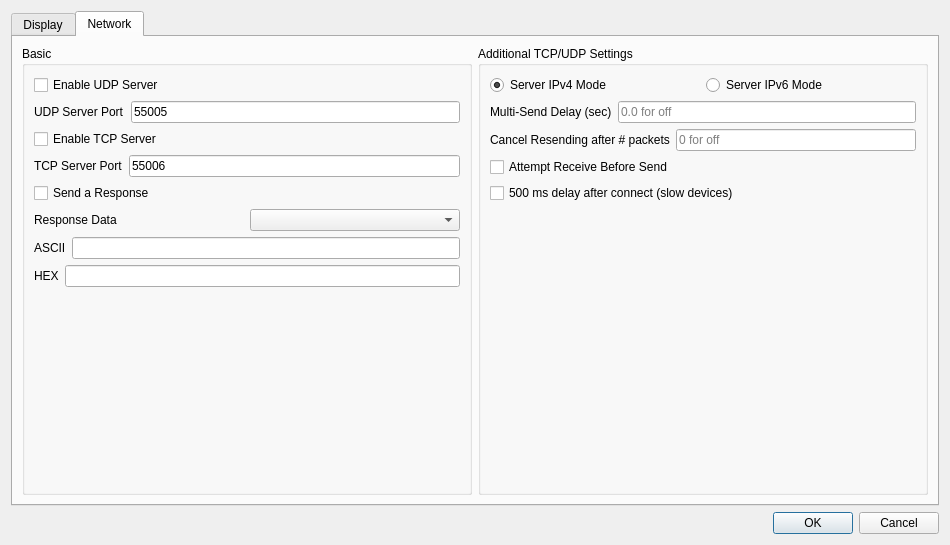
Above: src/settings.ui from dannagle/PacketSender before the change. Below: the same form after it.
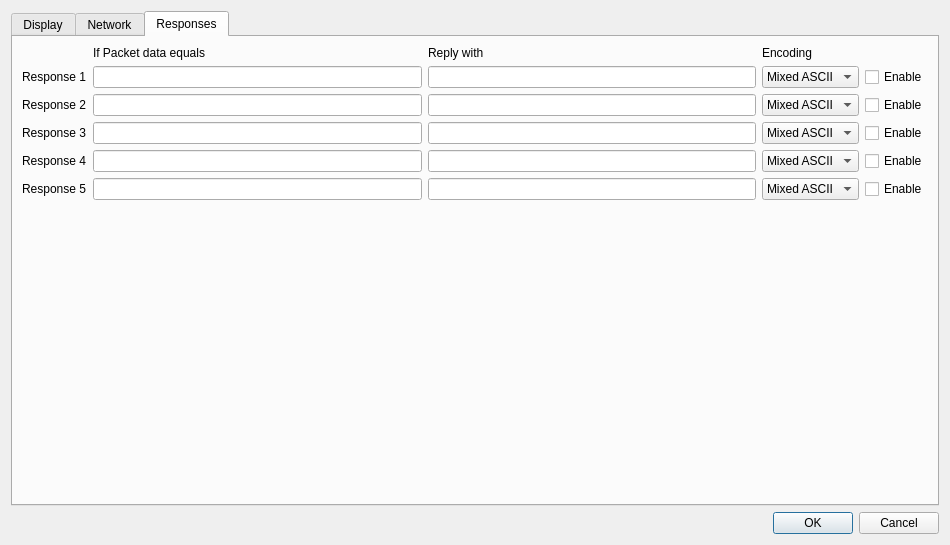
That is the form after the change.

Commit message: got UI for smart replies working

The edit to the form file:
```diff
--- a/src/settings.ui
+++ b/src/settings.ui
@@ -17,7 +17,7 @@
    <item>
     <widget class="QTabWidget" name="settingsTabWidget">
      <property name="currentIndex">
-      <number>1</number>
+      <number>2</number>
      </property>
      <widget class="QWidget" name="tab_3">
       <attribute name="title">
@@ -376,6 +376,242 @@
        </item>
       </layout>
      </widget>
+     <widget class="QWidget" name="tab">
+      <attribute name="title">
+       <string>Responses</string>
+      </attribute>
+      <layout class="QGridLayout" name="gridLayout">
+       <item row="4" column="2">
+        <widget class="QLineEdit" name="responseReplyEdit4"/>
+       </item>
+       <item row="4" column="3">
+        <widget class="QComboBox" name="responseEncodingBox4">
+         <item>
+          <property name="text">
+           <string>Mixed ASCII</string>
+          </property>
+         </item>
+         <item>
+          <property name="text">
+           <string>HEX</string>
+          </property>
+         </item>
+         <item>
+          <property name="text">
+           <string>EBCDIC</string>
+          </property>
+         </item>
+        </widget>
+       </item>
+       <item row="3" column="3">
+        <widget class="QComboBox" name="responseEncodingBox3">
+         <item>
+          <property name="text">
+           <string>Mixed ASCII</string>
+          </property>
+         </item>
+         <item>
+          <property name="text">
+           <string>HEX</string>
+          </property>
+         </item>
+         <item>
+          <property name="text">
+           <string>EBCDIC</string>
+          </property>
+         </item>
+        </widget>
+       </item>
+       <item row="3" column="4">
+        <widget class="QCheckBox" name="responseEnableCheck3">
+         <property name="text">
+          <string>Enable</string>
+         </property>
+        </widget>
+       </item>
+       <item row="4" column="0">
+        <widget class="QLabel" name="label_12">
+         <property name="text">
+          <string>Response 4</string>
+         </property>
+        </widget>
+       </item>
+       <item row="3" column="2">
+        <widget class="QLineEdit" name="responseReplyEdit3"/>
+       </item>
+       <item row="5" column="2">
+        <widget class="QLineEdit" name="responseReplyEdit5"/>
+       </item>
+       <item row="4" column="4">
+        <widget class="QCheckBox" name="responseEnableCheck4">
+         <property name="text">
+          <string>Enable</string>
+         </property>
+        </widget>
+       </item>
+       <item row="5" column="0">
+        <widget class="QLabel" name="label_13">
+         <property name="text">
+          <string>Response 5</string>
+         </property>
+        </widget>
+       </item>
+       <item row="5" column="1">
+        <widget class="QLineEdit" name="responseIfEdit5"/>
+       </item>
+       <item row="1" column="0">
+        <widget class="QLabel" name="label_9">
+         <property name="text">
+          <string>Response 1</string>
+         </property>
+        </widget>
+       </item>
+       <item row="5" column="4">
+        <widget class="QCheckBox" name="responseEnableCheck5">
+         <property name="text">
+          <string>Enable</string>
+         </property>
+        </widget>
+       </item>
+       <item row="1" column="3">
+        <widget class="QComboBox" name="responseEncodingBox1">
+         <item>
+          <property name="text">
+           <string>Mixed ASCII</string>
+          </property>
+         </item>
+         <item>
+          <property name="text">
+           <string>HEX</string>
+          </property>
+         </item>
+         <item>
+          <property name="text">
+           <string>EBCDIC</string>
+          </property>
+         </item>
+        </widget>
+       </item>
+       <item row="1" column="4">
+        <widget class="QCheckBox" name="responseEnableCheck1">
+         <property name="text">
+          <string>Enable</string>
+         </property>
+        </widget>
+       </item>
+       <item row="4" column="1">
+        <widget class="QLineEdit" name="responseIfEdit4"/>
+       </item>
+       <item row="2" column="1">
+        <widget class="QLineEdit" name="responseIfEdit2"/>
+       </item>
+       <item row="2" column="4">
+        <widget class="QCheckBox" name="responseEnableCheck2">
+         <property name="text">
+          <string>Enable</string>
+         </property>
+        </widget>
+       </item>
+       <item row="3" column="0">
+        <widget class="QLabel" name="label_11">
+         <property name="text">
+          <string>Response 3</string>
+         </property>
+        </widget>
+       </item>
+       <item row="3" column="1">
+        <widget class="QLineEdit" name="responseIfEdit3"/>
+       </item>
+       <item row="2" column="2">
+        <widget class="QLineEdit" name="responseReplyEdit2"/>
+       </item>
+       <item row="2" column="3">
+        <widget class="QComboBox" name="responseEncodingBox2">
+         <item>
+          <property name="text">
+           <string>Mixed ASCII</string>
+          </property>
+         </item>
+         <item>
+          <property name="text">
+           <string>HEX</string>
+          </property>
+         </item>
+         <item>
+          <property name="text">
+           <string>EBCDIC</string>
+          </property>
+         </item>
+        </widget>
+       </item>
+       <item row="1" column="1">
+        <widget class="QLineEdit" name="responseIfEdit1"/>
+       </item>
+       <item row="1" column="2">
+        <widget class="QLineEdit" name="responseReplyEdit1"/>
+       </item>
+       <item row="0" column="1">
+        <widget class="QLabel" name="label">
+         <property name="text">
+          <string>If Packet data equals</string>
+         </property>
+        </widget>
+       </item>
+       <item row="2" column="0">
+        <widget class="QLabel" name="label_10">
+         <property name="text">
+          <string>Response 2</string>
+         </property>
+        </widget>
+       </item>
+       <item row="0" column="3">
+        <widget class="QLabel" name="label_7">
+         <property name="text">
+          <string>Encoding</string>
+         </property>
+        </widget>
+       </item>
+       <item row="0" column="2">
+        <widget class="QLabel" name="label_4">
+         <property name="text">
+          <string>Reply with</string>
+         </property>
+        </widget>
+       </item>
+       <item row="6" column="1">
+        <spacer name="verticalSpacer_2">
+         <property name="orientation">
+          <enum>Qt::Vertical</enum>
+         </property>
+         <property name="sizeHint" stdset="0">
+          <size>
+           <width>20</width>
+           <height>40</height>
+          </size>
+         </property>
+        </spacer>
+       </item>
+       <item row="5" column="3">
+        <widget class="QComboBox" name="responseEncodingBox5">
+         <item>
+          <property name="text">
+           <string>Mixed ASCII</string>
+          </property>
+         </item>
+         <item>
+          <property name="text">
+           <string>HEX</string>
+          </property>
+         </item>
+         <item>
+          <property name="text">
+           <string>EBCDIC</string>
+          </property>
+         </item>
+        </widget>
+       </item>
+      </layout>
+     </widget>
     </widget>
    </item>
    <item>
```
Left out of the diff: 42 changed lines with no effect on the pictures. The commit also changes 1 other file.
